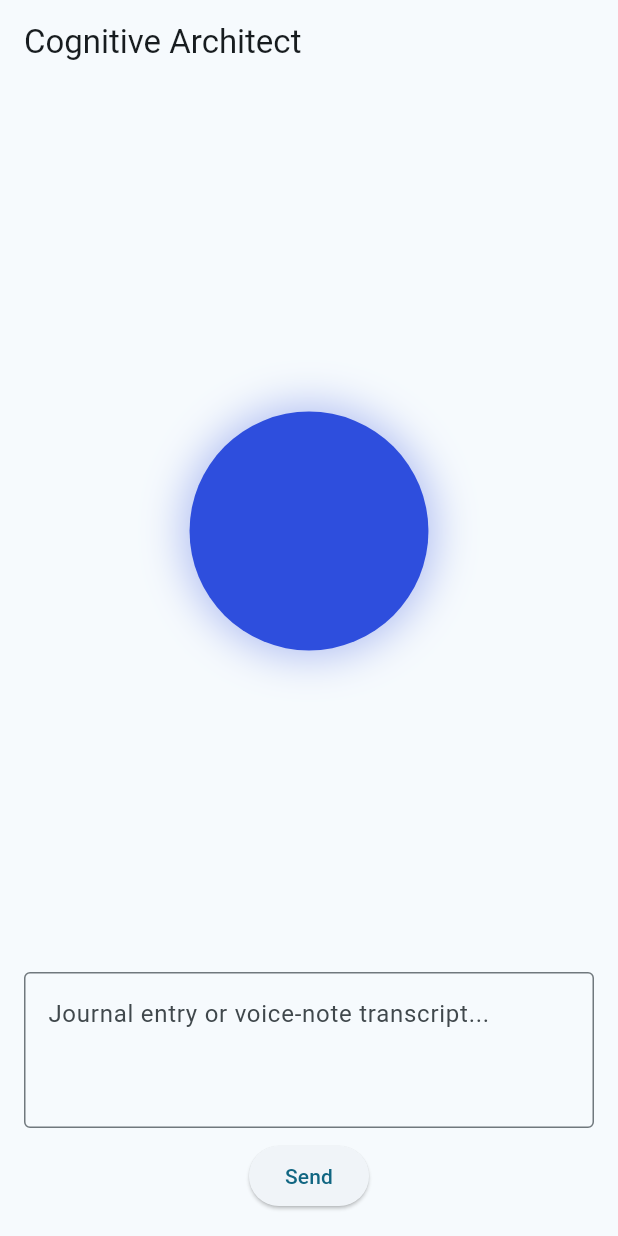
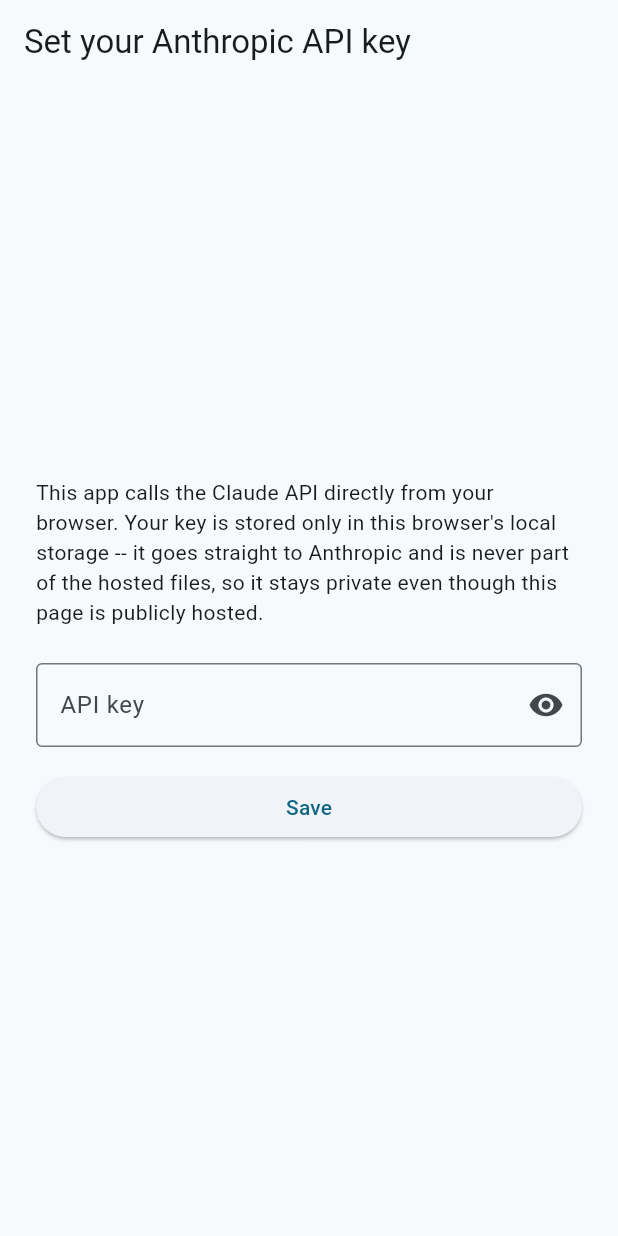
Before and after one commit to highland868-bit/cognitive-architect-app, a Flutter app: the screen it shows after launch, on a phone screen of 412 x 824 dp. Run offline on Flutter 3.47's test engine with Material 3 defaults, Android fonts, the phone set to English and light mode, and no system bars; our stand-ins replace flutter_tts, lottie; missing offline and left inert: dart:html.

Commit message:
Move API key from build-time --dart-define to in-app localStorage entry
Necessary before hosting this publicly: on a free GitHub Pages plan,
served files are publicly viewable by URL even from a private repo, so
a key baked in at build time would leak to anyone who found the link.
Now entered once via a settings screen (key icon in the app bar) and
stored only in the user's own browser.

```diff
--- a/lib/main.dart
+++ b/lib/main.dart
@@ -1,12 +1,21 @@
 import 'package:flutter/material.dart';
 import 'screens/home_screen.dart';
+import 'screens/api_key_screen.dart';
+import 'services/api_key_service.dart';
 
 void main() {
   runApp(const CognitiveArchitectApp());
 }
 
-class CognitiveArchitectApp extends StatelessWidget {
+class CognitiveArchitectApp extends StatefulWidget {
   const CognitiveArchitectApp({super.key});
+
+  @override
+  State<CognitiveArchitectApp> createState() => _CognitiveArchitectAppState();
+}
+
+class _CognitiveArchitectAppState extends State<CognitiveArchitectApp> {
+  bool _hasKey = ApiKeyService.hasKey;
 
   @override
   Widget build(BuildContext context) {
@@ -16,7 +25,9 @@
         colorSchemeSeed: Colors.blueGrey,
         useMaterial3: true,
       ),
-      home: const HomeScreen(),
+      home: _hasKey
+          ? const HomeScreen()
+          : ApiKeyScreen(onSaved: () => setState(() => _hasKey = true)),
     );
   }
 }
--- /dev/null
+++ b/lib/screens/api_key_screen.dart
@@ -0,0 +1,71 @@
+import 'package:flutter/material.dart';
+import '../services/api_key_service.dart';
+
+/// Entry point (first-run, or later editing) for the user's own Anthropic
+/// API key. Saved only to this browser's localStorage -- see
+/// ApiKeyService for why this must never be compiled into the build.
+class ApiKeyScreen extends StatefulWidget {
+  final VoidCallback onSaved;
+
+  const ApiKeyScreen({super.key, required this.onSaved});
+
+  @override
+  State<ApiKeyScreen> createState() => _ApiKeyScreenState();
+}
+
+class _ApiKeyScreenState extends State<ApiKeyScreen> {
+  final _controller = TextEditingController(text: ApiKeyService.get() ?? '');
+  bool _obscure = true;
+
+  void _save() {
+    final key = _controller.text.trim();
+    if (key.isEmpty) return;
+    ApiKeyService.save(key);
+    widget.onSaved();
+  }
+
+  @override
+  void dispose() {
+    _controller.dispose();
+    super.dispose();
+  }
+
+  @override
+  Widget build(BuildContext context) {
+    return Scaffold(
+      appBar: AppBar(title: const Text('Set your Anthropic API key')),
+      body: Padding(
+        padding: const EdgeInsets.all(24),
+        child: Column(
+          mainAxisAlignment: MainAxisAlignment.center,
+          crossAxisAlignment: CrossAxisAlignment.stretch,
+          children: [
+            const Text(
+              'This app calls the Claude API directly from your browser. '
+              'Your key is stored only in this browser\'s local storage -- '
+              'it goes straight to Anthropic and is never part of the '
+              'hosted files, so it stays private even though this page '
+              'is publicly hosted.',
+            ),
+            const SizedBox(height: 24),
+            TextField(
+              controller: _controller,
+              obscureText: _obscure,
+              decoration: InputDecoration(
+                labelText: 'API key',
+                border: const OutlineInputBorder(),
+                suffixIcon: IconButton(
+                  icon: Icon(_obscure ? Icons.visibility : Icons.visibility_off),
+                  onPressed: () => setState(() => _obscure = !_obscure),
+                ),
+              ),
+              onSubmitted: (_) => _save(),
+            ),
+            const SizedBox(height: 16),
+            ElevatedButton(onPressed: _save, child: const Text('Save')),
+          ],
+        ),
+      ),
+    );
+  }
+}
--- a/lib/screens/home_screen.dart
+++ b/lib/screens/home_screen.dart
@@ -6,6 +6,7 @@
 import '../services/trait_log_service.dart';
 import '../widgets/avatar_view.dart';
 import '../widgets/breathing_pacer.dart';
+import 'api_key_screen.dart';
 
 class HomeScreen extends StatefulWidget {
   const HomeScreen({super.key});
@@ -76,7 +77,20 @@
   Widget build(BuildContext context) {
     final response = _lastResponse;
     return Scaffold(
-      appBar: AppBar(title: const Text('Cognitive Architect')),
+      appBar: AppBar(
+        title: const Text('Cognitive Architect'),
+        actions: [
+          IconButton(
+            icon: const Icon(Icons.key),
+            tooltip: 'Update API key',
+            onPressed: () {
+              Navigator.of(context).push(MaterialPageRoute(
+                builder: (_) => ApiKeyScreen(onSaved: () => Navigator.of(context).pop()),
+              ));
+            },
+          ),
+        ],
+      ),
       body: Padding(
         padding: const EdgeInsets.all(16),
         child: Column(
--- /dev/null
+++ b/lib/services/api_key_service.dart
@@ -0,0 +1,27 @@
+// ignore_for_file: deprecated_member_use, avoid_web_libraries_in_flutter
+// dart:html is used deliberately: this project targets web only, and
+// dart:html ships with the Dart SDK itself rather than needing a pub
+// package fetch (see trait_log_service.dart for the same reasoning).
+import 'dart:html' as html;
+
+/// Stores the user's own Anthropic API key in this browser's localStorage,
+/// entered once via ApiKeyScreen. Deliberately never compiled into the
+/// build via --dart-define: this build is meant to be hosted publicly
+/// (e.g. GitHub Pages), and on a free plan that hosting is always
+/// publicly reachable by URL even from a private repo -- so the key must
+/// live only in the user's own browser, never in the served files.
+class ApiKeyService {
+  static const _key = 'anthropic_api_key';
+
+  static String? get() => html.window.localStorage[_key];
+
+  static bool get hasKey => (get() ?? '').isNotEmpty;
+
+  static void save(String key) {
+    html.window.localStorage[_key] = key.trim();
+  }
+
+  static void clear() {
+    html.window.localStorage.remove(_key);
+  }
+}
--- a/lib/services/claude_service.dart
+++ b/lib/services/claude_service.dart
@@ -2,29 +2,27 @@
 import 'package:http/http.dart' as http;
 import '../models/agent_response.dart';
 import '../system_prompt.dart';
+import 'api_key_service.dart';
 
 /// Calls the Claude API directly (not claude.ai) and parses the JSON
-/// response into an AgentResponse. Requires ANTHROPIC_API_KEY to be
-/// passed at build/run time -- see README for --dart-define usage.
-/// Never hardcode the key here.
+/// response into an AgentResponse. Reads the API key from ApiKeyService
+/// (this browser's localStorage) rather than a compile-time --dart-define,
+/// since this build is meant to be hosted publicly -- see ApiKeyService.
 class ClaudeService {
-  static const _apiKey = String.fromEnvironment('ANTHROPIC_API_KEY');
   static const _endpoint = 'https://api.anthropic.com/v1/messages';
   static const _model = 'claude-sonnet-5';
 
   Future<AgentResponse> send(String userInput) async {
-    if (_apiKey.isEmpty) {
-      throw StateError(
-        'ANTHROPIC_API_KEY not set. Run with '
-        '--dart-define=ANTHROPIC_API_KEY=your_key',
-      );
+    final apiKey = ApiKeyService.get();
+    if (apiKey == null || apiKey.isEmpty) {
+      throw StateError('No API key saved. Set it from the key icon in the app bar.');
     }
 
     final response = await http.post(
       Uri.parse(_endpoint),
       headers: {
         'content-type': 'application/json',
-        'x-api-key': _apiKey,
+        'x-api-key': apiKey,
         'anthropic-version': '2023-06-01',
         'anthropic-dangerous-direct-browser-access': 'true',
       },
```
Also changed, not shown: 1 other file.
